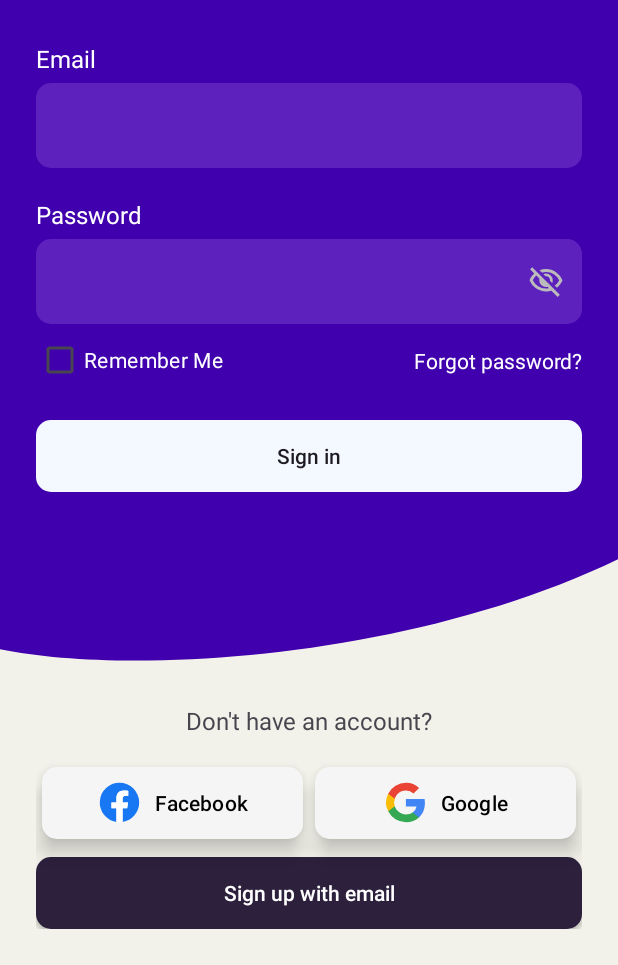
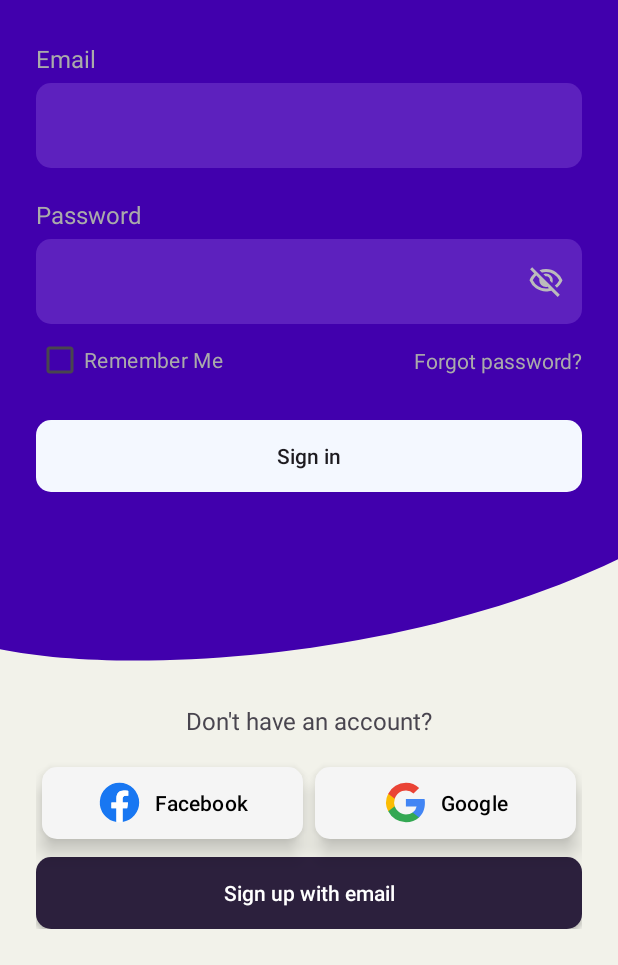
Before and after one commit to JoniAranguriProfe/go-to-rute, an Android app: the screen it shows after launch (LoginActivity), on a phone screen of 412 x 824 dp, the part 271-1236 px from its top. Run offline under Robolectric (Android 15) with nearby library versions, the phone set to English and light mode, and no system bars.

Commit message:
feat: Updating text colors

```diff
--- a/app/src/main/res/layout/activity_login.xml
+++ b/app/src/main/res/layout/activity_login.xml
@@ -43,7 +43,7 @@
         android:layout_height="wrap_content"
         android:layout_marginTop="20dp"
         android:text="Email"
-        android:textColor="@android:color/white"
+        android:textColor="@android:color/darker_gray"
         android:textSize="16sp"
         app:layout_constraintBottom_toTopOf="@id/input_layout_email"
         app:layout_constraintEnd_toEndOf="@id/input_layout_email"
@@ -77,7 +77,7 @@
         android:layout_height="wrap_content"
         android:layout_marginTop="20dp"
         android:text="Password"
-        android:textColor="@android:color/white"
+        android:textColor="@android:color/darker_gray"
         android:textSize="16sp"
         app:layout_constraintBottom_toTopOf="@id/input_layout_password"
         app:layout_constraintEnd_toEndOf="@id/input_layout_password"
@@ -114,7 +114,7 @@
         android:layout_width="wrap_content"
         android:layout_height="wrap_content"
         android:text="Remember Me"
-        android:textColor="@android:color/white"
+        android:textColor="@android:color/darker_gray"
         app:layout_constraintStart_toStartOf="parent"
         app:layout_constraintTop_toBottomOf="@+id/input_layout_password"
         app:layout_constraintVertical_bias="0" />
@@ -125,7 +125,7 @@
         android:layout_height="wrap_content"
         android:text="Forgot password?"
         android:textAlignment="textEnd"
-        android:textColor="@android:color/white"
+        android:textColor="@android:color/darker_gray"
         app:layout_constraintBottom_toBottomOf="@+id/check_remember_me"
         app:layout_constraintEnd_toEndOf="parent"
         app:layout_constraintStart_toEndOf="@+id/check_remember_me"
```
